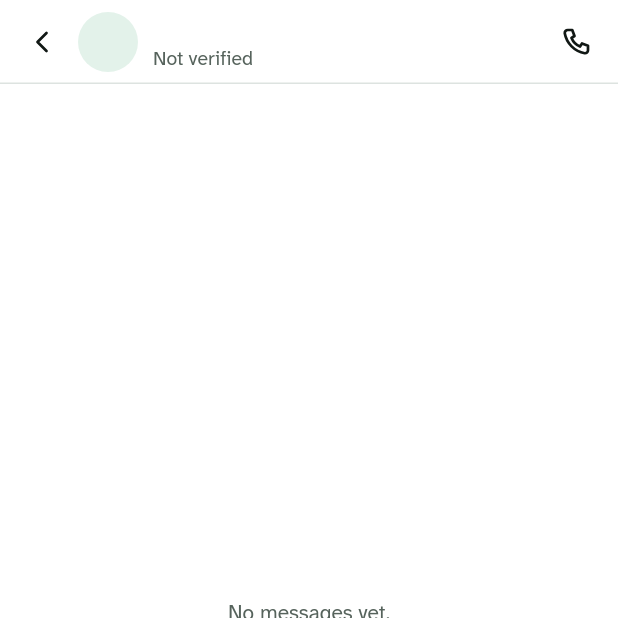
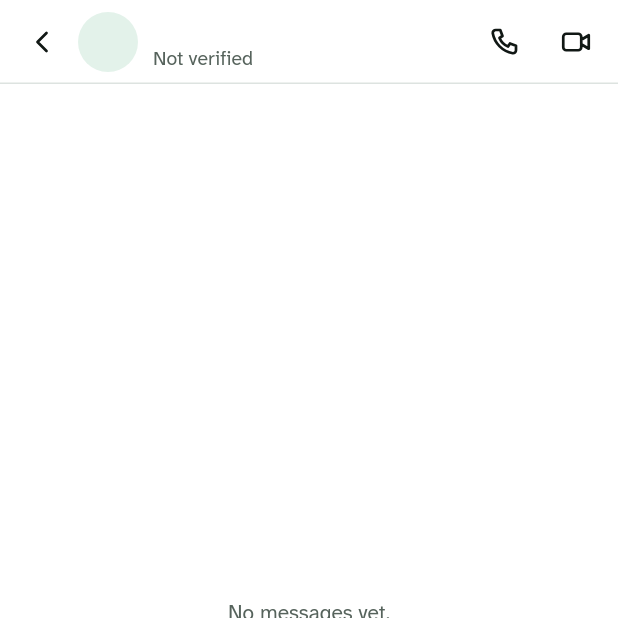
Before and after one commit to trinochat/trino, a Flutter app: the ChatScreen screen opened directly with empty values, on a phone screen of 412 x 824 dp, the top half of it. Run offline on Flutter 3.47's test engine with Material 3 defaults, Android fonts, the phone set to English and light mode, and no system bars; accounts and stored records are empty; generated files the repository leaves out were written again.

Commit message:
feat(mobile): open the info from the chat header and call by video
The avatar and the name are one button, read as "Ver la info de {name}"
with the state as its value, that opens the contact or the group info
(bare pages for now). Beside "Llamar", "Videollamada" starts the call
with the camera on. Groups show neither: group calls are not in the engine.

```diff
--- a/apps/mobile/lib/l10n/app_en.arb
+++ b/apps/mobile/lib/l10n/app_en.arb
@@ -74,6 +74,8 @@
   "noContacts": "You have no contacts yet.",
 
   "call": "Call",
+  "videoCall": "Video call",
+  "chatInfoOpen": "See the info of {name}",
   "messages": "Messages",
   "messageLabel": "Message",
   "composerHint": "Message",
--- a/apps/mobile/lib/l10n/app_es.arb
+++ b/apps/mobile/lib/l10n/app_es.arb
@@ -98,6 +98,9 @@
   "noContacts": "Aún no tienes contactos.",
 
   "call": "Llamar",
+  "videoCall": "Videollamada",
+  "chatInfoOpen": "Ver la info de {name}",
+  "@chatInfoOpen": {"description": "The screen-reader name of the chat header's avatar and name, one button.", "placeholders": {"name": {"type": "String"}}},
   "messages": "Mensajes",
   "messageLabel": "Mensaje",
   "composerHint": "Mensaje",
--- a/apps/mobile/lib/l10n/app_pt.arb
+++ b/apps/mobile/lib/l10n/app_pt.arb
@@ -74,6 +74,8 @@
   "noContacts": "Você ainda não tem contatos.",
 
   "call": "Ligar",
+  "videoCall": "Videochamada",
+  "chatInfoOpen": "Ver as informações de {name}",
   "messages": "Mensagens",
   "messageLabel": "Mensagem",
   "composerHint": "Mensagem",
--- a/apps/mobile/lib/screens/chat_screen.dart
+++ b/apps/mobile/lib/screens/chat_screen.dart
@@ -1,5 +1,6 @@
-// A conversation: the header (back, avatar, name with its shield and the
-// state in words under it, call), the messages by day with the calls as
+// A conversation: the header (back; avatar and name with its shield and the
+// state in words under it, one button that opens the info; call and video),
+// the messages by day with the calls as
 // centred lines among them, and the composer. Enter writes a new line; the send button
 // sends, and it turns active only when there is something to send.
 import 'dart:async';
@@ -22,6 +23,8 @@ import '../ui/trust_badge.dart';
 import 'call_screen.dart';
 import 'chats_screen.dart';
 import 'common.dart';
+import 'info/contact_info_screen.dart';
+import 'info/group_info_screen.dart';
 
 class ChatScreen extends StatefulWidget {
   const ChatScreen({super.key, required this.chat});
@@ -66,20 +69,31 @@ class _ChatScreenState extends State<ChatScreen> {
     _composer.clear();
   }
 
-  Future<void> _call() async {
+  Future<void> _call({bool video = false}) async {
     final contactId = widget.chat.contactId;
     if (contactId == null) return;
     final navigator = Navigator.of(context);
-    await _engine.startCall(contactId);
+    await _engine.startCall(contactId, video: video);
     await navigator.push(CallScreen.route());
   }
+
+  void _openInfo() => unawaited(
+    Navigator.of(context)
+        .push(widget.chat.isGroup ? GroupInfoScreen.route(widget.chat) : ContactInfoScreen.route(widget.chat)),
+  );
 
   @override
   Widget build(BuildContext context) => Scaffold(
     body: SafeArea(
       child: Column(
         children: [
-          _Header(key: ChatScreen.headerKey, chat: widget.chat, onCall: _call),
+          _Header(
+            key: ChatScreen.headerKey,
+            chat: widget.chat,
+            onInfo: _openInfo,
+            onCall: _call,
+            onVideoCall: () => _call(video: true),
+          ),
           Expanded(
             child: StreamBuilder<List<ChatMessage>>(
               stream: _messages,
@@ -98,15 +112,24 @@ class _ChatScreenState extends State<ChatScreen> {
 }
 
 class _Header extends StatelessWidget {
-  const _Header({super.key, required this.chat, required this.onCall});
+  const _Header({super.key, required this.chat, required this.onInfo, required this.onCall, required this.onVideoCall});
 
   final ChatSummary chat;
+  final VoidCallback onInfo;
   final VoidCallback onCall;
+  final VoidCallback onVideoCall;
 
   @override
   Widget build(BuildContext context) {
     final l10n = context.l10n;
     final trust = trustOf(chat, l10n);
+    final subtitle = chat.isGroup
+        ? l10n.groupMembers(chat.memberNames.length + 1)
+        : switch (chat.trust) {
+            Trust.verified => l10n.chatVerified,
+            Trust.unverified => l10n.contactUnverified,
+            Trust.keyChanged => l10n.contactKeyChanged,
+          };
     return DecoratedBox(
       decoration: BoxDecoration(
         border: Border(bottom: BorderSide(color: context.tokens.line)),
@@ -116,12 +139,31 @@ class _Header extends StatelessWidget {
         child: Row(
           children: [
             TrinoIconButton(icon: TrinoIcons.back, label: l10n.back, onPressed: () => Navigator.maybePop(context)),
-            TrinoAvatar(name: chat.title, size: 40, kind: chat.isGroup ? AvatarKind.group : AvatarKind.person),
+            Expanded(
+              // One button: it reads its name and, as its value, the state.
+              child: Semantics(
+                container: true,
+                button: true,
+                label: l10n.chatInfoOpen(chat.title),
+                value: subtitle,
+                onTap: onInfo,
+                excludeSemantics: true,
+                child: Material(
+                  type: MaterialType.transparency,
+                  child: InkWell(
+                    onTap: onInfo,
+                    borderRadius: BorderRadius.circular(context.tokens.radius),
+                    child: ConstrainedBox(
+                      constraints: const BoxConstraints(minHeight: 48),
+                      child: Row(
+                        children: [
+                          TrinoAvatar(
+                            name: chat.title,
+                            size: 40,
+                            kind: chat.isGroup ? AvatarKind.group : AvatarKind.person,
+                          ),
                           const SizedBox(width: 10),
                           Expanded(
-              child: MergeSemantics(
-                child: Semantics(
-                  header: true,
                             child: Column(
                               mainAxisSize: MainAxisSize.min,
                               crossAxisAlignment: CrossAxisAlignment.start,
@@ -133,31 +175,29 @@ class _Header extends StatelessWidget {
                                         chat.title,
                                         maxLines: 1,
                                         overflow: TextOverflow.ellipsis,
-                              style: context.text.bodyStrong.copyWith(fontFamily: context.tokens.display, fontSize: 17),
+                                        style: context.text.bodyStrong.copyWith(
+                                          fontFamily: context.tokens.display,
+                                          fontSize: 17,
+                                        ),
                                       ),
                                     ),
                                     if (trust != null) ...[
                                       const SizedBox(width: 4),
-                            // The words below say it to screen readers.
-                            ExcludeSemantics(
-                              child: TrustBadge(kind: trust.kind, label: trust.label, compact: true),
-                            ),
+                                      TrustBadge(kind: trust.kind, label: trust.label, compact: true),
                                     ],
                                   ],
                                 ),
-                      if (chat.isGroup)
-                        Text(l10n.groupMembers(chat.memberNames.length + 1), style: context.text.caption)
-                      else
                                 Text(
-                          switch (chat.trust) {
-                            Trust.verified => l10n.chatVerified,
-                            Trust.unverified => l10n.contactUnverified,
-                            Trust.keyChanged => l10n.contactKeyChanged,
-                          },
+                                  subtitle,
                                   maxLines: 1,
                                   overflow: TextOverflow.ellipsis,
                                   style: context.text.caption.copyWith(
-                            color: chat.trust == Trust.keyChanged ? context.tokens.warn : context.tokens.muted,
+                                    color: chat.trust == Trust.keyChanged && !chat.isGroup
+                                        ? context.tokens.warn
+                                        : context.tokens.muted,
+                                  ),
+                                ),
+                              ],
                             ),
                           ),
                         ],
@@ -165,8 +205,13 @@ class _Header extends StatelessWidget {
                     ),
                   ),
                 ),
+              ),
+            ),
             // Calls are one to one for now.
-            if (!chat.isGroup) TrinoIconButton(icon: TrinoIcons.phone, label: l10n.call, onPressed: onCall),
+            if (!chat.isGroup) ...[
+              TrinoIconButton(icon: TrinoIcons.phone, label: l10n.call, onPressed: onCall),
+              TrinoIconButton(icon: TrinoIcons.video, label: l10n.videoCall, onPressed: onVideoCall),
+            ],
           ],
         ),
       ),
```
Also changed, not shown: apps/mobile/lib/screens/info/contact_info_screen.dart (added, +16 -0 lines), apps/mobile/lib/screens/info/group_info_screen.dart (added, +16 -0 lines), 1 other file. Lines whose indentation alone changed are shown as unchanged.
